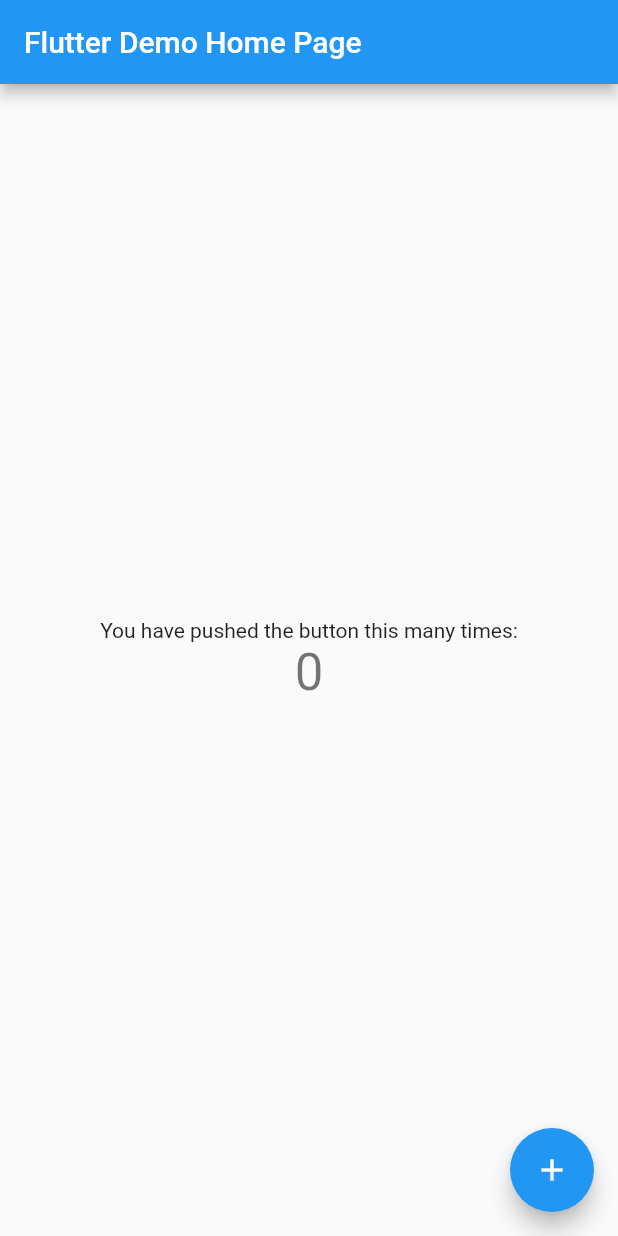
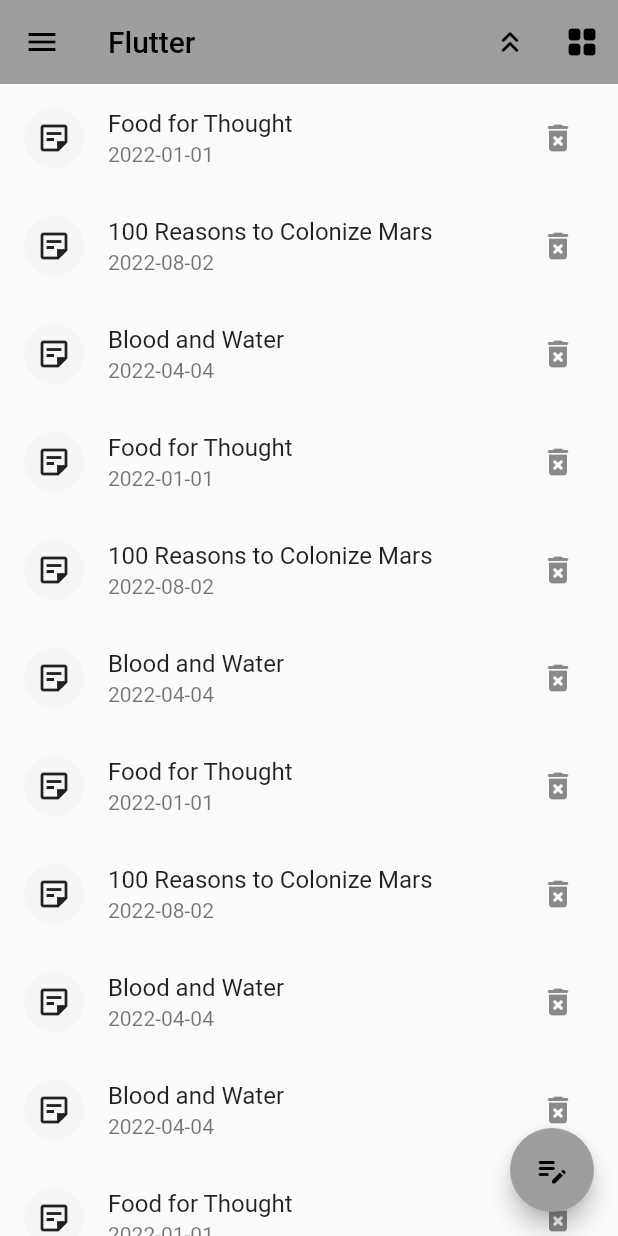
Before and after one commit to abdulwahabhassan/flutter-app, a Flutter app: the screen it shows after launch, on a phone screen of 412 x 824 dp. Run offline on Flutter 3.47's test engine with Material 2 defaults, Android fonts, the phone set to English and light mode, and no system bars; missing offline and left inert: dart:ffi.

```diff
--- /dev/null
+++ b/json/text.json
@@ -0,0 +1,3 @@
+{
+  "text": "Hello world!"
+}
--- a/lib/main.dart
+++ b/lib/main.dart
@@ -1,68 +1,63 @@
+
 import 'package:flutter/material.dart';
 
-void main() {
-  runApp(const MyApp());
+import 'note_details_page.dart';
+import 'notes_page.dart';
+import 'model.dart';
+
+class NotesApp extends StatefulWidget {
+  const NotesApp({super.key});
+
+  @override
+  State<StatefulWidget> createState() => _NotesAppState();
 }
 
-class MyApp extends StatelessWidget {
-  const MyApp({Key? key}) : super(key: key);
+class _NotesAppState extends State<NotesApp> {
+  Note? _selectedNote = null;
+  List<Note> notes = Note.notes;
 
-  // This widget is the root of your application.
   @override
   Widget build(BuildContext context) {
     return MaterialApp(
-      title: 'Flutter Demo',
-      theme: ThemeData(
-        primarySwatch: Colors.blue,
+      home: Navigator(
+        pages: [
+          MaterialPage(
+              key: const ValueKey("homePage"),
+              child: NotesPage(
+                items: notes,
+                onSelectNote: _setSelectedNote,
+              )),
+          if (_selectedNote != null )
+            MaterialPage(
+              key: ValueKey(_selectedNote?.id),
+              child: DetailsPage(note: _selectedNote!),
+            )
+          ],
+        onPopPage: (route, result) {
+          if (!route.didPop(result)) {
+            return false;
+          }
+          _unsetSelectedNote();
+          return true;
+        },
       ),
-      home: const MyHomePage(title: 'Flutter Demo Home Page'),
+      theme: ThemeData(primarySwatch: Colors.grey),
     );
+  }
+
+  void _setSelectedNote(Note note) {
+    setState(() {
+      _selectedNote = note;
+    });
+  }
+
+  void _unsetSelectedNote() {
+    setState(() {
+      _selectedNote = null;
+    });
   }
 }
 
-class MyHomePage extends StatefulWidget {
-  const MyHomePage({Key? key, required this.title}) : super(key: key);
-
-  final String title;
-
-  @override
-  State<MyHomePage> createState() => _MyHomePageState();
+void main() {
+  runApp(const NotesApp());
 }
-
-class _MyHomePageState extends State<MyHomePage> {
-  int _counter = 0;
-
-  void _incrementCounter() {
-    setState(() {
-      _counter++;
-    });
-  }
-
-  @override
-  Widget build(BuildContext context) {
-    return Scaffold(
-      appBar: AppBar(
-        title: Text(widget.title),
-      ),
-      body: Center(
-        child: Column(
-          mainAxisAlignment: MainAxisAlignment.center,
-          children: <Widget>[
-            const Text(
-              'You have pushed the button this many times:',
-            ),
-            Text(
-              '$_counter',
-              style: Theme.of(context).textTheme.headline4,
-            ),
-          ],
-        ),
-      ),
-      floatingActionButton: FloatingActionButton(
-        onPressed: _incrementCounter,
-        tooltip: 'Increment',
-        child: const Icon(Icons.add),
-      ),
-    );
-  }
-}
--- /dev/null
+++ b/lib/model.dart
@@ -0,0 +1,95 @@
+import 'dart:ffi';
+
+class Note {
+  Note(
+      {required this.id,
+      required this.title,
+      required this.body,
+      required this.date});
+
+  final int id;
+  final String title;
+  final String body;
+  final String date;
+
+  static final List<Note> notes = [
+    Note(
+        id: 1,
+        title: "Food for Thought",
+        body:
+            "Trying to find me peace of mind led me searching for answers in all the wrong places that I shouldn't have.",
+        date: "2022-01-01"),
+    Note(
+        id: 2,
+        title: "100 Reasons to Colonize Mars",
+        body:
+            "Mars is the new rave. But amidst all the media hype, are there any genuine and valid reasons as to why we should colonize mars.",
+        date: "2022-08-02"),
+    Note(
+        id: 3,
+        title: "Blood and Water",
+        body:
+            "It is often said that blood is thicker than water. I would however like to interpret this sentence in a much different context that we can all relate to and realize that the case is not always true. ",
+        date: "2022-04-04"),
+    Note(
+        id: 4,
+        title: "Food for Thought",
+        body:
+            "Trying to find me peace of mind led me searching for answers in all the wrong places that I shouldn't have.",
+        date: "2022-01-01"),
+    Note(
+        id: 5,
+        title: "100 Reasons to Colonize Mars",
+        body:
+            "Mars is the new rave. But amidst all the media hype, are there any genuine and valid reasons as to why we should colonize mars.",
+        date: "2022-08-02"),
+    Note(
+        id: 6,
+        title: "Blood and Water",
+        body:
+            "It is often said that blood is thicker than water. I would however like to interpret this sentence in a much different context that we can all relate to and realize that the case is not always true. ",
+        date: "2022-04-04"),
+    Note(
+        id: 7,
+        title: "Food for Thought",
+        body:
+            "Trying to find me peace of mind led me searching for answers in all the wrong places that I shouldn't have.",
+        date: "2022-01-01"),
+    Note(
+        id: 8,
+        title: "100 Reasons to Colonize Mars",
+        body:
+            "Mars is the new rave. But amidst all the media hype, are there any genuine and valid reasons as to why we should colonize mars.",
+        date: "2022-08-02"),
+    Note(
+        id: 9,
+        title: "Blood and Water",
+        body:
+            "It is often said that blood is thicker than water. I would however like to interpret this sentence in a much different context that we can all relate to and realize that the case is not always true. ",
+        date: "2022-04-04"),
+    Note(
+        id: 10,
+        title: "Blood and Water",
+        body:
+            "It is often said that blood is thicker than water. I would however like to interpret this sentence in a much different context that we can all relate to and realize that the case is not always true. ",
+        date: "2022-04-04"),
+    Note(
+        id: 11,
+        title: "Food for Thought",
+        body:
+            "Trying to find me peace of mind led me searching for answers in all the wrong places that I shouldn't have.",
+        date: "2022-01-01"),
+    Note(
+        id: 12,
+        title: "100 Reasons to Colonize Mars",
+        body:
+            "Mars is the new rave. But amidst all the media hype, are there any genuine and valid reasons as to why we should colonize mars.",
+        date: "2022-08-02"),
+    Note(
+        id: 13,
+        title: "Blood and Water",
+        body:
+            "It is often said that blood is thicker than water. I would however like to interpret this sentence in a much different context that we can all relate to and realize that the case is not always true. ",
+        date: "2022-04-04")
+  ];
+}
--- /dev/null
+++ b/lib/notes_page.dart
@@ -0,0 +1,54 @@
+import 'package:flutter/material.dart';
+import 'package:flutter_app/main.dart';
+
+import 'model.dart';
+
+class NotesPage extends StatelessWidget {
+  const NotesPage({Key? key, required this.items, required this.onSelectNote})
+      : super(key: key);
+
+  final List<Note> items;
+  final ValueChanged<Note> onSelectNote;
+
+  @override
+  Widget build(BuildContext context) {
+    return Scaffold(
+      appBar: AppBar(
+        leading: IconButton(onPressed: () {}, icon: const Icon(Icons.menu)),
+        title: const Text("Flutter"),
+        actions: [
+          IconButton(
+              onPressed: () {},
+              icon: const Icon(Icons.keyboard_double_arrow_up_rounded)),
+          IconButton(
+              onPressed: () {}, icon: const Icon(Icons.grid_view_rounded))
+        ],
+        // bottom: TabBar(tabs: ),
+        elevation: 0.0,
+        scrolledUnderElevation: 2.0,
+      ),
+      body: ListView.builder(
+          itemCount: items.length,
+          itemBuilder: (context, index) {
+            return ListTile(
+              onTap: () => onSelectNote(items[index]),
+              leading: const CircleAvatar(
+                child: Icon(Icons.sticky_note_2_outlined),
+              ),
+              title: Text(items[index].title),
+              trailing: IconButton(
+                  onPressed: () {},
+                  icon: const Icon(Icons.delete_forever_rounded)),
+              subtitle: Text(items[index].date),
+            );
+          }),
+      floatingActionButton: FloatingActionButton(
+        onPressed: () {},
+        child: const Icon(Icons.edit_note_rounded),
+      ),
+      // drawer: ,
+      // bottomNavigationBar: ,
+      // bottomSheet: ,
+    );
+  }
+}
--- a/pubspec.yaml
+++ b/pubspec.yaml
@@ -51,6 +51,9 @@ dev_dependencies:
 
 # The following section is specific to Flutter packages.
 flutter:
+  assets:
+    - graphics/
+    - json/
 
   # The following line ensures that the Material Icons font is
   # included with your application, so that you can use the icons in
```
Also changed, not shown: lib/note_details_page.dart (added, +31 -0 lines), lib/route_navigation/note_route_path.dart (added, +11 -0 lines), lib/route_navigation/note_router_delegate.dart (added, +74 -0 lines), lib/route_navigation/note_router_information_parser.dart (added, +37 -0 lines), graphics/ic_master_card.png (added), 1 other file.
